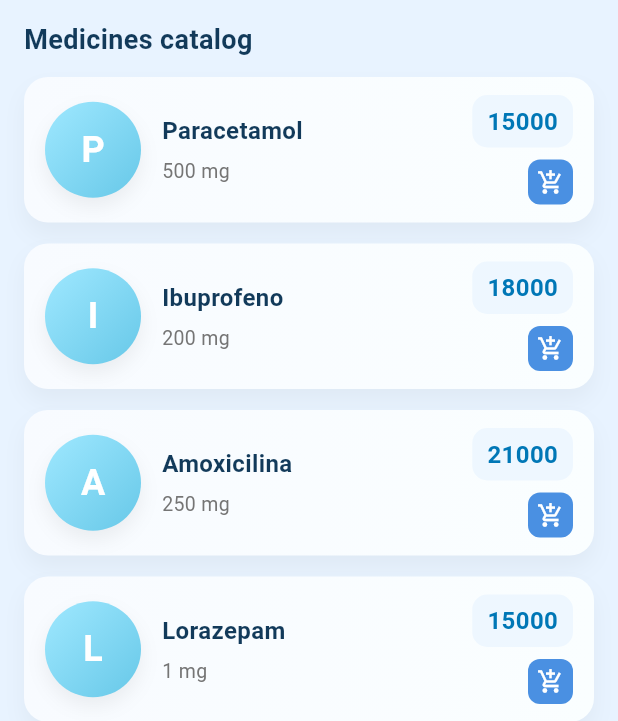
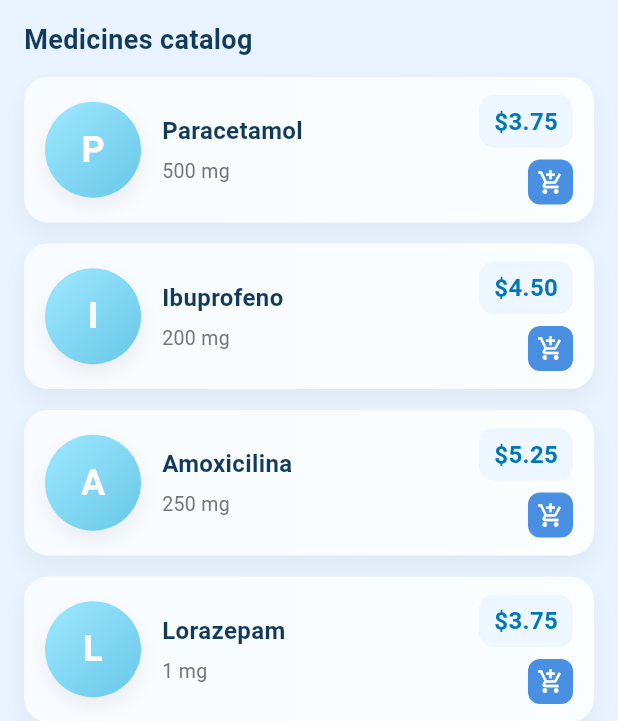
Before and after one commit to juan-1542/MediExpress, a Flutter app: the HomeScreen screen opened directly, on a phone screen of 412 x 824 dp. Shown: the part 295-1016 px from the top of the screen. Run offline on Flutter 3.47's test engine with Material 3 defaults, Android fonts, the phone set to English and light mode, and no system bars; our stand-ins replace motion_tab_bar.

Commit message:
Corregida adapatción de idiomas en varias partes de la aplicación

```diff
--- a/Medi_Express_Front/lib/Pantallas/Carrito.dart
+++ b/Medi_Express_Front/lib/Pantallas/Carrito.dart
@@ -1,7 +1,7 @@
 import 'package:flutter/material.dart';
 import 'package:medi_express_front/Servicios/cart_service.dart';
+import 'package:medi_express_front/Servicios/currency_service.dart';
 import 'package:medi_express_front/l10n/app_localizations.dart';
-import 'package:intl/intl.dart';
 
 class CarritoScreen extends StatefulWidget {
   const CarritoScreen({super.key});
@@ -17,9 +17,7 @@ class _CarritoScreenState extends State<CarritoScreen> {
   }
 
   String _formatPrice(BuildContext context, int value) {
-    final l10n = AppLocalizations.of(context)!;
-    final formatter = NumberFormat.currency(locale: l10n.localeName, symbol: '\$', decimalDigits: 0);
-    return formatter.format(value);
+    return CurrencyService.instance.formatPrice(value.toDouble(), context);
   }
 
   @override
--- a/Medi_Express_Front/lib/Pantallas/Home.dart
+++ b/Medi_Express_Front/lib/Pantallas/Home.dart
@@ -10,6 +10,8 @@ import 'package:medi_express_front/Pantallas/Carrito.dart';
 import 'package:medi_express_front/Pantallas/Estado_Pedido.dart';
 import 'package:medi_express_front/Servicios/product_service.dart';
 import 'package:medi_express_front/Servicios/distribution_service.dart';
+import 'package:medi_express_front/Servicios/currency_service.dart';
+import 'package:medi_express_front/Servicios/locale_service.dart';
 import 'package:motion_tab_bar/MotionTabBar.dart';
 import 'package:motion_tab_bar/MotionTabBarController.dart';
 import 'package:medi_express_front/l10n/app_localizations.dart';
@@ -36,6 +38,7 @@ class _HomeScreenState extends State<HomeScreen> with TickerProviderStateMixin {
   late FocusNode _searchFocusNode;
   bool _searchFocused = false;
   late VoidCallback _focusNodeListener;
+  late VoidCallback _localeListener;
 
   @override
   void initState() {
@@ -54,6 +57,12 @@ class _HomeScreenState extends State<HomeScreen> with TickerProviderStateMixin {
       });
     };
     _searchFocusNode.addListener(_focusNodeListener);
+
+    // Listener para reconstruir cuando cambie el idioma
+    _localeListener = () {
+      setState(() {});
+    };
+    LocaleService.instance.locale.addListener(_localeListener);
   }
 
   @override
@@ -64,6 +73,7 @@ class _HomeScreenState extends State<HomeScreen> with TickerProviderStateMixin {
     _searchFocusNode.removeListener(_focusNodeListener);
     _searchFocusNode.dispose();
     _searchController.dispose();
+    LocaleService.instance.locale.removeListener(_localeListener);
     super.dispose();
   }
 
@@ -304,8 +314,15 @@ class _HomeScreenState extends State<HomeScreen> with TickerProviderStateMixin {
 
   @override
   Widget build(BuildContext context) {
-    final t = AppLocalizations.of(context);
-    return Scaffold(
+    // Envolvemos con ValueListenableBuilder para reconstruir cuando cambie el idioma
+    return ValueListenableBuilder<Locale?>(
+      valueListenable: LocaleService.instance.locale,
+      builder: (context, locale, _) {
+        // Recalcular traducciones con el nuevo locale
+        final t = AppLocalizations.of(context);
+        // Usamos una Key para forzar recreación del Scaffold cuando cambia el idioma
+        return Scaffold(
+      key: ValueKey(locale?.languageCode ?? 'system'),
       appBar: PreferredSize(
         preferredSize: Size.fromHeight(80.0),
         child: Container(
@@ -648,12 +665,18 @@ class _HomeScreenState extends State<HomeScreen> with TickerProviderStateMixin {
         },
       ),
     );
+      },
+    );
   }
 
   Widget _buildMedicationCard(String name, String dosage, String price, String quantity, int index) {
     final t = AppLocalizations.of(context);
     final q = int.tryParse(quantity.toString()) ?? 0;
     final isAdmin = AuthService.instance.currentUser.value?.isAdmin ?? false;
+
+    // Convertir precio a formato con divisa local
+    final priceValue = double.tryParse(price.replaceAll(RegExp(r'[^\d.]'), '')) ?? 0.0;
+    final formattedPrice = CurrencyService.instance.formatPrice(priceValue, context);
     return TweenAnimationBuilder<double>(
       tween: Tween(begin: 0.0, end: 1.0),
       duration: Duration(milliseconds: 400 + (index.clamp(0, 10) * 40)),
@@ -744,7 +767,7 @@ class _HomeScreenState extends State<HomeScreen> with TickerProviderStateMixin {
                       Container(
                         padding: EdgeInsets.symmetric(horizontal: 10, vertical: 6),
                         decoration: BoxDecoration(color: Color(0xFFEEF7FF), borderRadius: BorderRadius.circular(10)),
-                        child: Text(price, style: TextStyle(fontSize: 16, fontWeight: FontWeight.bold, color: Color(0xFF0077B6))),
+                        child: Text(formattedPrice, style: TextStyle(fontSize: 16, fontWeight: FontWeight.bold, color: Color(0xFF0077B6))),
                       ),
                       SizedBox(height: 8),
                       InkWell(
--- a/Medi_Express_Front/lib/Pantallas/Pago.dart
+++ b/Medi_Express_Front/lib/Pantallas/Pago.dart
@@ -1,11 +1,11 @@
 import 'package:flutter/material.dart';
-import 'package:intl/intl.dart';
 import 'package:medi_express_front/l10n/app_localizations.dart';
 
 // Uso opcional de servicio del proyecto para datos simulados (fallback)
 import '../Servicios/product_service.dart';
 import '../Servicios/cart_service.dart';
 import '../Servicios/distribution_service.dart';
+import '../Servicios/currency_service.dart';
 
 class PagoPantalla extends StatefulWidget {
   const PagoPantalla({super.key});
@@ -94,8 +94,7 @@ class _PagoPantallaState extends State<PagoPantalla> {
   }
 
   String _formatCurrency(BuildContext context, int value) {
-    final l10n = AppLocalizations.of(context)!;
-    return NumberFormat.currency(locale: l10n.localeName, symbol: '\$', decimalDigits: 0).format(value);
+    return CurrencyService.instance.formatPrice(value.toDouble(), context);
   }
 
   int get _total => _articulos.fold(0, (s, a) => s + _parsePrice(a['price'] ?? a['precio'] ?? a['valor'] ?? 0));
--- /dev/null
+++ b/Medi_Express_Front/lib/Servicios/currency_service.dart
@@ -0,0 +1,89 @@
+import 'package:flutter/material.dart';
+import 'package:medi_express_front/l10n/app_localizations.dart';
+
+/// Servicio para gestionar conversiones y formatos de divisas
+class CurrencyService {
+  CurrencyService._();
+  static final CurrencyService instance = CurrencyService._();
+
+  // Tasas de cambio base (COP como referencia)
+  static const Map<String, double> exchangeRates = {
+    'COP': 1.0,      // Peso colombiano (base)
+    'USD': 0.00025,  // Dólar estadounidense
+    'BRL': 0.0012,   // Real brasileño
+    'EUR': 0.00023,  // Euro
+    'JPY': 0.037,    // Yen japonés
+  };
+
+  /// Obtiene el símbolo de divisa según el locale actual
+  String getCurrencySymbol(BuildContext context) {
+    final t = AppLocalizations.of(context);
+    return t?.currencySymbol ?? '\$';
+  }
+
+  /// Obtiene el código de divisa según el locale actual
+  String getCurrencyCode(BuildContext context) {
+    final t = AppLocalizations.of(context);
+    return t?.currency ?? 'COP';
+  }
+
+  /// Convierte un precio de COP a la divisa del locale actual
+  double convertFromCOP(double priceInCOP, BuildContext context) {
+    final currencyCode = getCurrencyCode(context);
+    final rate = exchangeRates[currencyCode] ?? 1.0;
+    return priceInCOP * rate;
+  }
+
+  /// Formatea un precio en COP a la divisa y formato del locale actual
+  String formatPrice(double priceInCOP, BuildContext context) {
+    final currencyCode = getCurrencyCode(context);
+    final symbol = getCurrencySymbol(context);
+    final convertedPrice = convertFromCOP(priceInCOP, context);
+
+    // Formato específico por divisa
+    switch (currencyCode) {
+      case 'JPY':
+        // Yen no usa decimales
+        return '$symbol${convertedPrice.round()}';
+      case 'EUR':
+        // Euro usa coma como separador decimal y va después
+        return '${convertedPrice.toStringAsFixed(2).replaceAll('.', ',')}$symbol';
+      case 'BRL':
+        // Real brasileño usa coma como separador decimal
+        return '$symbol ${convertedPrice.toStringAsFixed(2).replaceAll('.', ',')}';
+      case 'USD':
+        return '$symbol${convertedPrice.toStringAsFixed(2)}';
+      case 'COP':
+      default:
+        // Peso colombiano sin decimales
+        return '$symbol${convertedPrice.round().toString().replaceAllMapped(
+              RegExp(r'(\d{1,3})(?=(\d{3})+(?!\d))'),
+              (Match m) => '${m[1]}.',
+            )}';
+    }
+  }
+
+  /// Formatea un precio con separadores de miles
+  String formatWithThousands(double price, BuildContext context) {
+    final currencyCode = getCurrencyCode(context);
+
+    switch (currencyCode) {
+      case 'JPY':
+        return price.round().toString().replaceAllMapped(
+              RegExp(r'(\d{1,3})(?=(\d{3})+(?!\d))'),
+              (Match m) => '${m[1]},',
+            );
+      case 'EUR':
+      case 'BRL':
+        return price.toStringAsFixed(2).replaceAll('.', ',').replaceAllMapped(
+              RegExp(r'(\d{1,3})(?=(\d{3})+(?!\d))'),
+              (Match m) => '${m[1]}.',
+            );
+      default:
+        return price.toStringAsFixed(2).replaceAllMapped(
+              RegExp(r'(\d{1,3})(?=(\d{3})+(?!\d))'),
+              (Match m) => '${m[1]},',
+            );
+    }
+  }
+}
--- a/Medi_Express_Front/lib/l10n/app_en.arb
+++ b/Medi_Express_Front/lib/l10n/app_en.arb
@@ -1,5 +1,7 @@
 {
   "@@locale": "en",
+  "currency": "USD",
+  "currencySymbol": "$",
   "appTitle": "MediExpress",
   "hello": "Hello",
   "homeSubtitle": "Your pharmacy in minutes",
--- a/Medi_Express_Front/lib/l10n/app_es.arb
+++ b/Medi_Express_Front/lib/l10n/app_es.arb
@@ -1,5 +1,7 @@
 {
   "@@locale": "es",
+  "currency": "COP",
+  "currencySymbol": "$",
   "appTitle": "MediExpress",
   "hello": "Hola",
   "homeSubtitle": "Tu farmacia en minutos",
--- a/Medi_Express_Front/lib/l10n/app_fr.arb
+++ b/Medi_Express_Front/lib/l10n/app_fr.arb
@@ -1,5 +1,7 @@
 {
   "@@locale": "fr",
+  "currency": "EUR",
+  "currencySymbol": "€",
   "appTitle": "MediExpress",
   "hello": "Bonjour",
   "homeSubtitle": "Votre pharmacie en quelques minutes",
--- a/Medi_Express_Front/lib/l10n/app_ja.arb
+++ b/Medi_Express_Front/lib/l10n/app_ja.arb
@@ -1,5 +1,7 @@
 {
   "@@locale": "ja",
+  "currency": "JPY",
+  "currencySymbol": "¥",
   "appTitle": "MediExpress",
   "hello": "こんにちは",
   "homeSubtitle": "数分であなたの薬局",
--- a/Medi_Express_Front/lib/l10n/app_localizations.dart
+++ b/Medi_Express_Front/lib/l10n/app_localizations.dart
@@ -103,6 +103,18 @@ abstract class AppLocalizations {
     Locale('ja'),
     Locale('pt'),
   ];
+
+  /// No description provided for @currency.
+  ///
+  /// In en, this message translates to:
+  /// **'USD'**
+  String get currency;
+
+  /// No description provided for @currencySymbol.
+  ///
+  /// In en, this message translates to:
+  /// **'\$'**
+  String get currencySymbol;
 
   /// No description provided for @appTitle.
   ///
--- a/Medi_Express_Front/lib/l10n/app_localizations_en.dart
+++ b/Medi_Express_Front/lib/l10n/app_localizations_en.dart
@@ -7,6 +7,12 @@ import 'app_localizations.dart';
 /// The translations for English (`en`).
 class AppLocalizationsEn extends AppLocalizations {
   AppLocalizationsEn([String locale = 'en']) : super(locale);
+
+  @override
+  String get currency => 'USD';
+
+  @override
+  String get currencySymbol => '\$';
 
   @override
   String get appTitle => 'MediExpress';
--- a/Medi_Express_Front/lib/l10n/app_localizations_es.dart
+++ b/Medi_Express_Front/lib/l10n/app_localizations_es.dart
@@ -7,6 +7,12 @@ import 'app_localizations.dart';
 /// The translations for Spanish Castilian (`es`).
 class AppLocalizationsEs extends AppLocalizations {
   AppLocalizationsEs([String locale = 'es']) : super(locale);
+
+  @override
+  String get currency => 'COP';
+
+  @override
+  String get currencySymbol => '\$';
 
   @override
   String get appTitle => 'MediExpress';
--- a/Medi_Express_Front/lib/l10n/app_localizations_fr.dart
+++ b/Medi_Express_Front/lib/l10n/app_localizations_fr.dart
@@ -7,6 +7,12 @@ import 'app_localizations.dart';
 /// The translations for French (`fr`).
 class AppLocalizationsFr extends AppLocalizations {
   AppLocalizationsFr([String locale = 'fr']) : super(locale);
+
+  @override
+  String get currency => 'EUR';
+
+  @override
+  String get currencySymbol => '€';
 
   @override
   String get appTitle => 'MediExpress';
--- a/Medi_Express_Front/lib/l10n/app_localizations_ja.dart
+++ b/Medi_Express_Front/lib/l10n/app_localizations_ja.dart
@@ -7,6 +7,12 @@ import 'app_localizations.dart';
 /// The translations for Japanese (`ja`).
 class AppLocalizationsJa extends AppLocalizations {
   AppLocalizationsJa([String locale = 'ja']) : super(locale);
+
+  @override
+  String get currency => 'JPY';
+
+  @override
+  String get currencySymbol => '¥';
 
   @override
   String get appTitle => 'MediExpress';
--- a/Medi_Express_Front/lib/l10n/app_localizations_pt.dart
+++ b/Medi_Express_Front/lib/l10n/app_localizations_pt.dart
@@ -7,6 +7,12 @@ import 'app_localizations.dart';
 /// The translations for Portuguese (`pt`).
 class AppLocalizationsPt extends AppLocalizations {
   AppLocalizationsPt([String locale = 'pt']) : super(locale);
+
+  @override
+  String get currency => 'BRL';
+
+  @override
+  String get currencySymbol => 'R\$';
 
   @override
   String get appTitle => 'MediExpress';
--- a/Medi_Express_Front/lib/l10n/app_pt.arb
+++ b/Medi_Express_Front/lib/l10n/app_pt.arb
@@ -1,5 +1,7 @@
 {
   "@@locale": "pt",
+  "currency": "BRL",
+  "currencySymbol": "R$",
   "appTitle": "MediExpress",
   "hello": "Olá",
   "homeSubtitle": "Sua farmácia em minutos",
```
